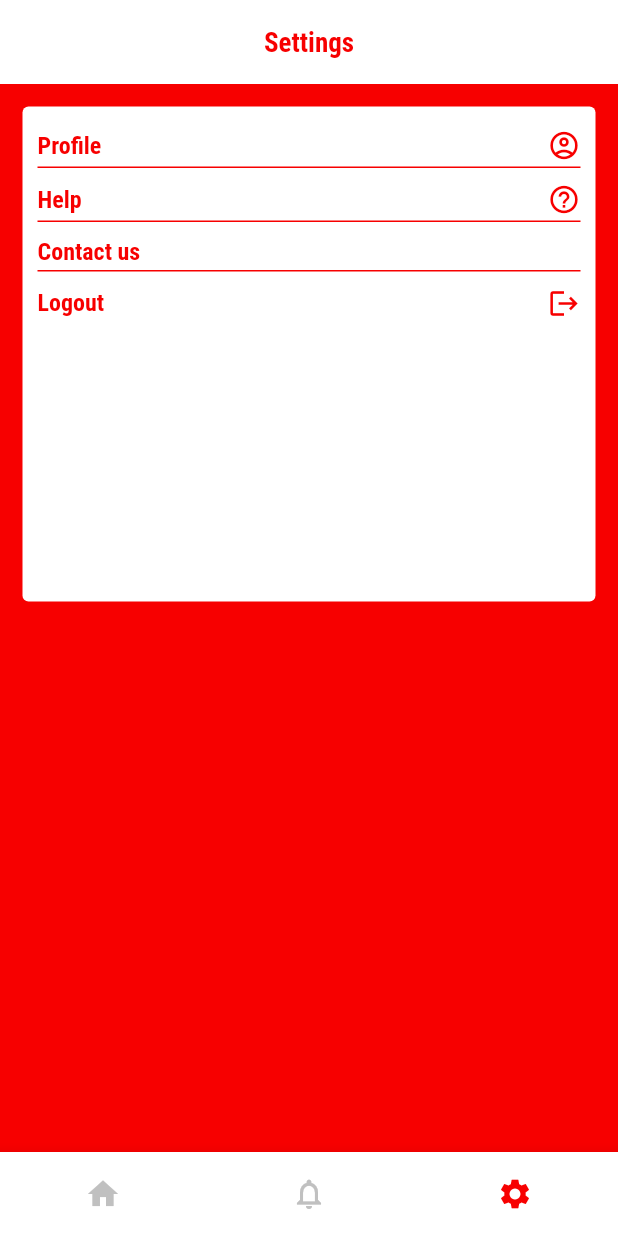
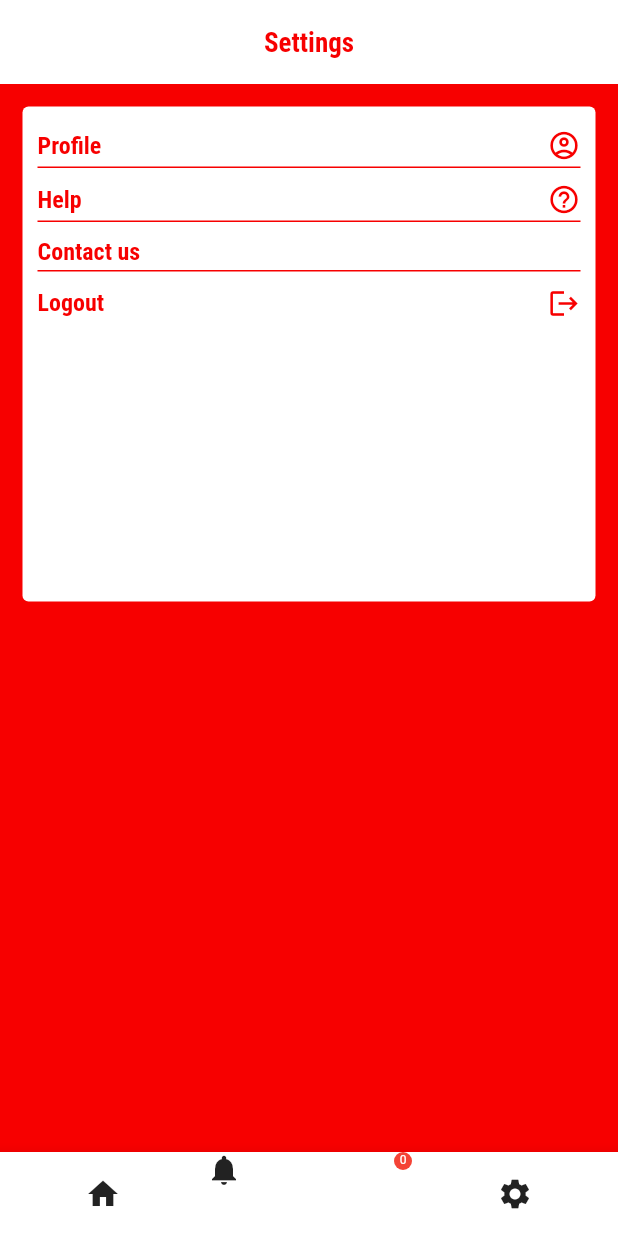
Before and after one commit to usamashoaib-codercrew/jingle_street, a Flutter app: the HomeNavScreen widget shown alone on an empty page, opened directly, item 3 of the bottom bar chosen, on a phone screen of 412 x 824 dp. Run offline on Flutter 3.47's test engine with Material 2 defaults, Android fonts, the phone set to English and light mode, and no system bars; drawn by our look-alikes of animated_bottom_navigation_bar; our stand-ins replace cached_network_image, cloud_firestore, dio, firebase_auth, firebase_core, firebase_messaging and 15 more; missing offline and left inert: clippy_flutter, country_list_pick, custom_info_window, custom_marker, dart:ffi, dialogs and 6 more; accounts and stored records are empty; network calls fail.

Commit message:
notification

```diff
--- a/lib/resources/widgets/fields/bottom_navigation_bar_field.dart
+++ b/lib/resources/widgets/fields/bottom_navigation_bar_field.dart
@@ -1,9 +1,13 @@
 import 'package:animated_bottom_navigation_bar/animated_bottom_navigation_bar.dart';
 import 'package:flutter/material.dart';
 import 'package:jingle_street/resources/res/app_theme.dart';
+import 'package:jingle_street/view/home_screen/google_map_screen.dart';
+import 'package:jingle_street/view/home_screen/notification_screen.dart';
+import 'package:jingle_street/view/home_screen/setting_screen/setting_screen.dart';
 
 class BottomNavigationBarField extends StatefulWidget {
   final List<Widget> bodyList;
+
 
   // final List<BottomNavigationBarItem> items;
 
@@ -21,24 +25,83 @@ class BottomNavigationBarField extends StatefulWidget {
 class _BottomNavigationBarFieldState extends State<BottomNavigationBarField> {
   int _currentState = 0;
 
-  void _navOnTapped(int currentindex) {
-    _currentState = currentindex;
-    setState(() {});
+  // void _navOnTapped(int currentindex) {
+  //   _currentState = currentindex;
+  //   setState(() {});
+  // }
+  void navigateToScreen(int index) {
+    switch (index) {
+      case 0:
+        Navigator.of(context).push(
+          MaterialPageRoute(builder: (context) => GoogleMapScreen()),
+        );
+        break;
+      case 1:
+        Navigator.of(context).push(
+          MaterialPageRoute(builder: (context) => NotificationScreen()),
+        );
+        break;
+      case 2:
+        Navigator.of(context).push(
+          MaterialPageRoute(builder: (context) => SettingScreen()),
+        );
+        break;
+      default:
+        break;
+    }
   }
 
   @override
   Widget build(BuildContext context) {
     return Scaffold(
       extendBody: true,
-      bottomNavigationBar: AnimatedBottomNavigationBar(
-        inactiveColor:Color(0xffC0C0C0),
-        activeColor: AppTheme.appColor,
+      bottomNavigationBar: AnimatedBottomNavigationBar.builder(
+      itemCount: 3,
+      tabBuilder: (index, isActive) {
+         return index == 0? Icon(Icons.home):(index ==1 ? Stack(
+    children: <Widget>[
+      new Icon(Icons.notifications),
+      new Positioned(
+        right: 0,
+        child: new Container(
+          padding: EdgeInsets.all(1),
+          decoration: new BoxDecoration(
+            color: Colors.red,
+            borderRadius: BorderRadius.circular(6),
+          ),
+          constraints: BoxConstraints(
+            minWidth: 12,
+            minHeight: 12,
+          ),
+          child: new Text(
+            '0',
+            style: new TextStyle(
+              color: Colors.white,
+              fontSize: 8,
+            ),
+            textAlign: TextAlign.center,
+          ),
+        ),
+      )
+    ],) :Icon(Icons.settings));
+        // Icon(
+        //     index == 0 ? Icons.home : (index == 1 ? Icons.search : Icons.person),
+        //     color: Colors.blue,
+        //   );
+      },
+
+        // inactiveColor:Color(0xffC0C0C0),
+        // activeColor: AppTheme.appColor,
         borderColor: Colors.red,
           gapLocation: GapLocation.none,
         leftCornerRadius: 32,rightCornerRadius: 32,
-          icons: widget.iconData,
+
+          // icons: widget.iconData,
           activeIndex: _currentState,
-          onTap: _navOnTapped),
+          onTap: (index){
+            setState(() {_currentState = index;});
+          //  navigateToScreen(index);
+          }),
       body: widget.bodyList.elementAt(_currentState),
     );
     // return Scaffold(
--- a/lib/view/home_screen/google_map_screen.dart
+++ b/lib/view/home_screen/google_map_screen.dart
@@ -1190,6 +1190,11 @@ class _GoogleMapScreenState extends State<GoogleMapScreen> {
       } else if (response.statusCode == StatusCode.OK) {
         var resData = responseData;
         if (resData['status'] == true) {
+
+    SharedPreferences prefs = await SharedPreferences.getInstance();
+    prefs.setInt("getValueofNotify", resData["data"]["noti"]);
+
+
           var data = responseData['data']['vendorprofile'];
           _profile.add(data);
         }
--- a/lib/view/home_screen/home_nav_screen.dart
+++ b/lib/view/home_screen/home_nav_screen.dart
@@ -250,7 +250,12 @@ class _HomeNavScreenState extends State<HomeNavScreen> {
     return BottomNavigationBarField(
       bodyList: [
         GoogleMapScreen(type: widget.type,token: widget.token),
-        NotificationScreen(type: widget.type, token: widget.token, vId: widget.id,),
+
+        Stack(
+          children: [
+            NotificationScreen(type: widget.type, token: widget.token, vId: widget.id,),
+          ],
+        ),
         SettingScreen(type: widget.type,name: widget.name, ),
       ],
       iconData: [
```
Also changed, not shown: lib/view/home_screen/notification_screen.dart (+37 -9 lines), 5 other files.
